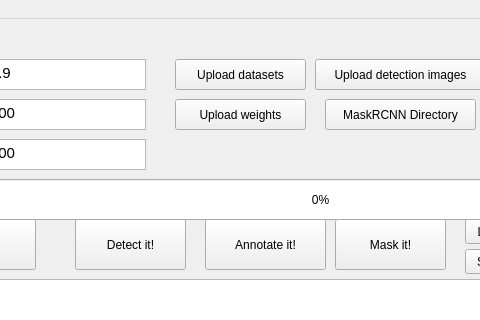
Old version of the form MaskRCNN.ui in the repository min20120907/Cell_RCNN_Qt; both pictures show x 165 to 645 and y 0 to 320 of the 937 by 650 pixel window.
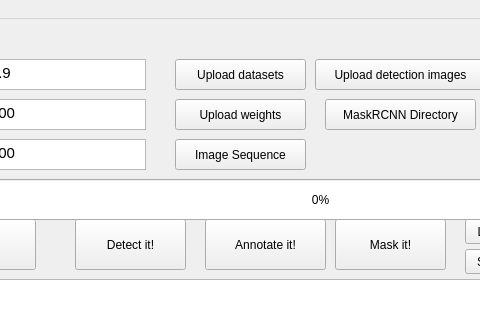
New version of the form. Icons and pictures are not drawn.

Diff of the .ui file:
```diff
--- a/MaskRCNN.ui
+++ b/MaskRCNN.ui
@@ -428,6 +428,19 @@
      <string>Batch Detect</string>
     </property>
    </widget>
+   <widget class="QPushButton" name="is_btn">
+    <property name="geometry">
+     <rect>
+      <x>340</x>
+      <y>120</y>
+      <width>131</width>
+      <height>31</height>
+     </rect>
+    </property>
+    <property name="text">
+     <string>Image Sequence</string>
+    </property>
+   </widget>
   </widget>
   <widget class="QMenuBar" name="menubar">
    <property name="geometry">
```
Left out of the diff: 2 changed lines with no effect on the pictures.
